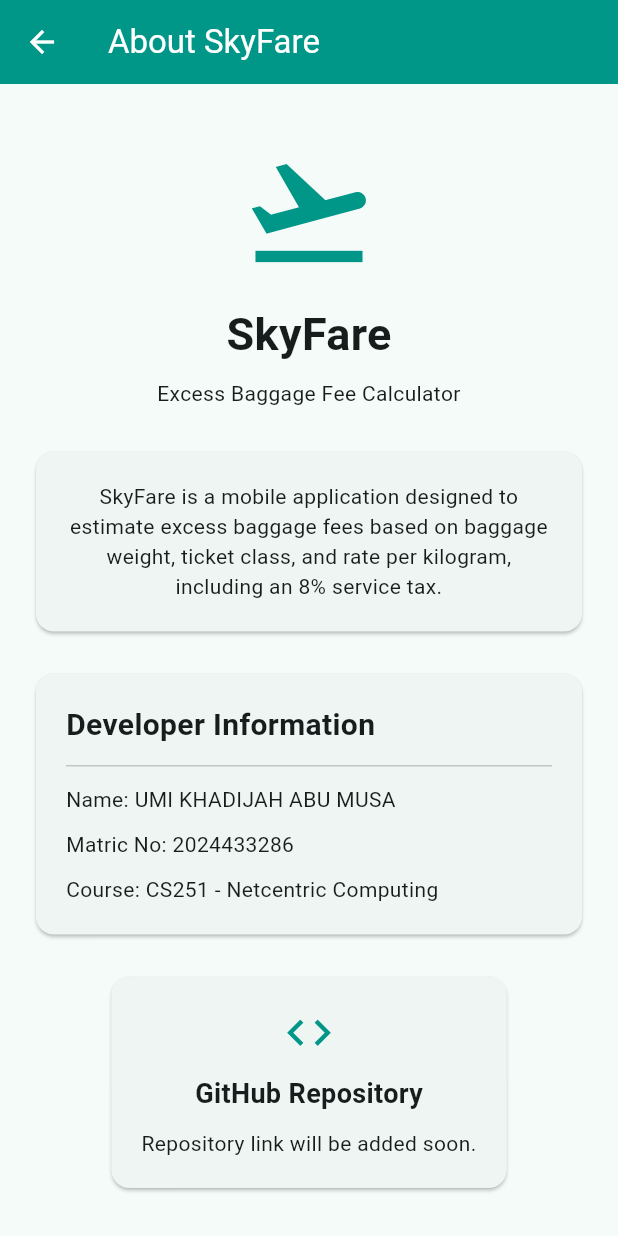
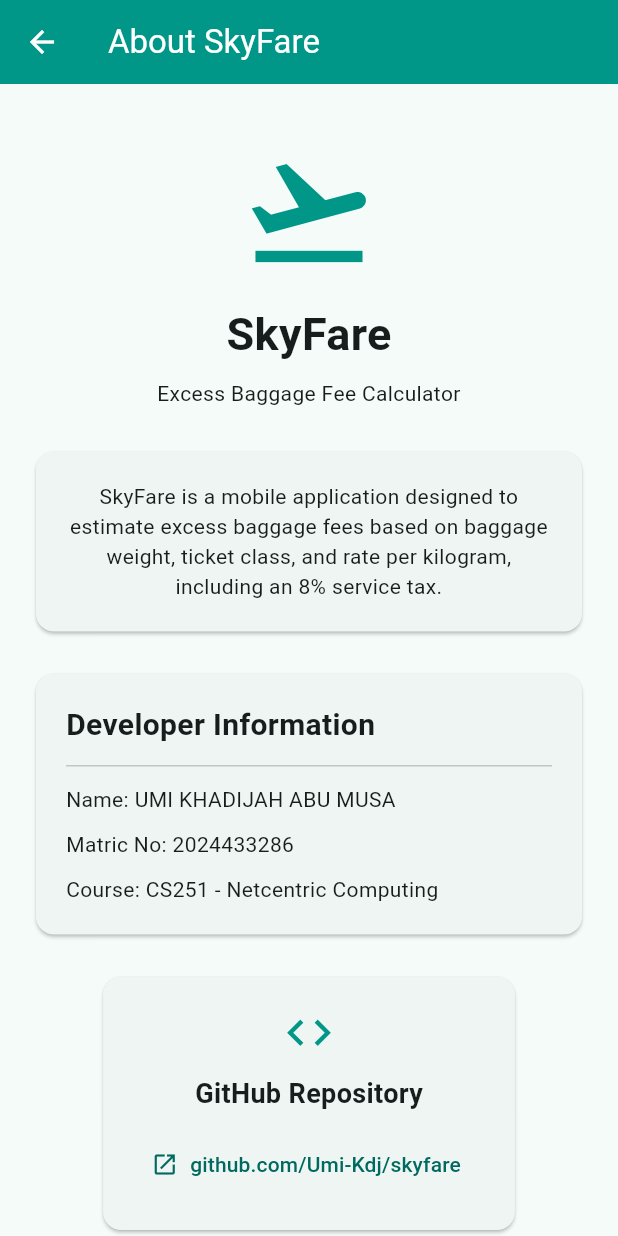
Before and after one commit to Umi-Kdj/skyfare, a Flutter app: the screen it shows after launch, in the side drawer, after a tap on "About", on a phone screen of 412 x 824 dp. Run offline on Flutter 3.47's test engine with Material 3 defaults, Android fonts, the phone set to English and light mode, and no system bars.

Commit message:
Add clickable GitHub link to About page

```diff
--- a/lib/main.dart
+++ b/lib/main.dart
@@ -1,4 +1,5 @@
 import 'package:flutter/material.dart';
+import 'package:url_launcher/url_launcher.dart';
 
 void main() {
   runApp(const MyApp());
@@ -492,21 +493,22 @@ class AboutPage extends StatelessWidget {
 
             const SizedBox(height: 20),
 
-            // GITHUB PLACEHOLDER
-            const Card(
+
+            // GITHUB REPOSITORY LINK
+            Card(
               child: Padding(
-                padding: EdgeInsets.all(20),
+                padding: const EdgeInsets.all(20),
                 child: Column(
                   children: [
-                    Icon(
+                    const Icon(
                       Icons.code,
                       color: Colors.teal,
                       size: 35,
                     ),
 
-                    SizedBox(height: 10),
+                    const SizedBox(height: 10),
 
-                    Text(
+                    const Text(
                       'GitHub Repository',
                       style: TextStyle(
                         fontSize: 18,
@@ -514,11 +516,46 @@ class AboutPage extends StatelessWidget {
                       ),
                     ),
 
-                    SizedBox(height: 10),
+                    const SizedBox(height: 10),
 
-                    Text(
-                      'Repository link will be added soon.',
-                      textAlign: TextAlign.center,
+                    // CLICKABLE GITHUB LINK
+                    TextButton.icon(
+                      onPressed: () async {
+                        final Uri githubUrl = Uri.parse(
+                          'https://github.com/Umi-Kdj/skyfare',
+                        );
+
+                        try {
+                          final bool opened = await launchUrl(
+                            githubUrl,
+                            mode: LaunchMode.externalApplication,
+                          );
+
+                          if (!opened && context.mounted) {
+                            ScaffoldMessenger.of(context).showSnackBar(
+                              const SnackBar(
+                                content: Text(
+                                  'Could not open GitHub repository.',
+                                ),
+                              ),
+                            );
+                          }
+                        } catch (error) {
+                          if (context.mounted) {
+                            ScaffoldMessenger.of(context).showSnackBar(
+                              const SnackBar(
+                                content: Text(
+                                  'Could not open GitHub repository.',
+                                ),
+                              ),
+                            );
+                          }
+                        }
+                      },
+                      icon: const Icon(Icons.open_in_new),
+                      label: const Text(
+                        'github.com/Umi-Kdj/skyfare',
+                      ),
                     ),
                   ],
                 ),
--- a/pubspec.yaml
+++ b/pubspec.yaml
@@ -34,6 +34,7 @@ dependencies:
   # The following adds the Cupertino Icons font to your application.
   # Use with the CupertinoIcons class for iOS style icons.
   cupertino_icons: ^1.0.8
+  url_launcher: ^6.3.3
 
 dev_dependencies:
   flutter_test:
```
Also changed, not shown: pubspec.lock, 5 other files.
